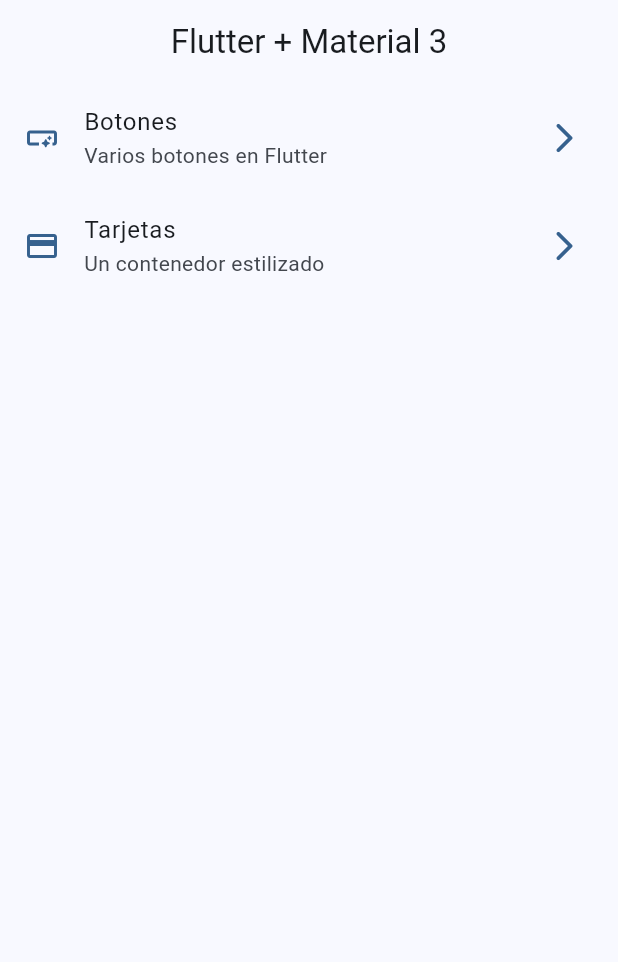
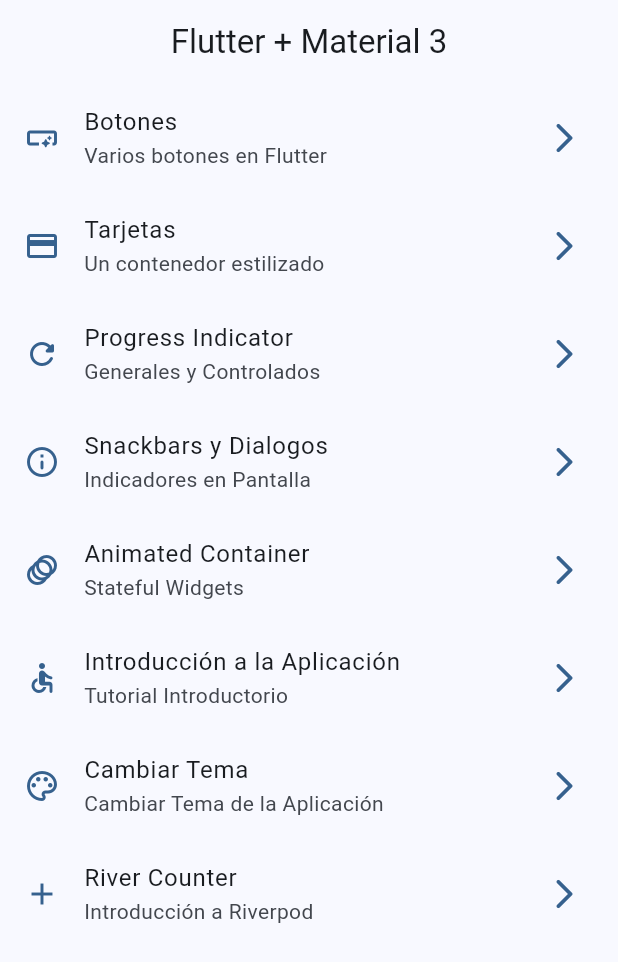
Before and after one commit to cynthia21r0/hello_app, a Flutter app: the screen it shows after launch, on a phone screen of 412 x 824 dp. Shown: the top 962 px of the screen. Run offline on Flutter 3.47's test engine with Material 3 defaults, Android fonts, the phone set to English and light mode, and no system bars; our stand-ins replace go_router.

Commit message:
feat: Pantalla de Tarjetas y Progress Indicator

```diff
--- a/lib/config/menu/menu_items.dart
+++ b/lib/config/menu/menu_items.dart
@@ -28,4 +28,46 @@ const appMenuItems = <MenuItems>[
     url: '/cards',
     icon: Icons.credit_card,
   ),
+
+  MenuItems(
+    title: 'Progress Indicator',
+    subtitle: 'Generales y Controlados',
+    url: '/progress',
+    icon: Icons.refresh_rounded,
+  ),
+
+  MenuItems(
+    title: 'Snackbars y Dialogos',
+    subtitle: 'Indicadores en Pantalla',
+    url: '/snackbars',
+    icon: Icons.info_outline_rounded,
+  ),
+
+  MenuItems(
+    title: 'Animated Container',
+    subtitle: 'Stateful Widgets',
+    url: '/animated-container',
+    icon: Icons.animation,
+  ),
+
+  MenuItems(
+    title: 'Introducción a la Aplicación',
+    subtitle: 'Tutorial Introductorio',
+    url: '/tutorial',
+    icon: Icons.accessible_rounded,
+  ),
+
+  MenuItems(
+    title: 'Cambiar Tema',
+    subtitle: 'Cambiar Tema de la Aplicación',
+    url: '/theme-changer',
+    icon: Icons.color_lens_outlined,
+  ),
+
+  MenuItems(
+    title: 'River Counter',
+    subtitle: 'Introducción a Riverpod',
+    url: '/counter-river',
+    icon: Icons.add,
+  ),
 ];
--- a/lib/config/router/app_router.dart
+++ b/lib/config/router/app_router.dart
@@ -2,6 +2,7 @@ import 'package:go_router/go_router.dart';
 import 'package:hello_app/presentation/screens/home/home_screen.dart';
 import 'package:hello_app/presentation/screens/buttons/buttons_screen.dart';
 import 'package:hello_app/presentation/screens/cards/cards_screen.dart';
+import 'package:hello_app/presentation/screens/progress/progress_screen.dart';
 
 final appRouter = GoRouter(
   initialLocation: '/',
@@ -23,5 +24,11 @@ final appRouter = GoRouter(
       name: CardsScreen.name,
       builder: (context, state) => const CardsScreen(),
     ),
+
+    GoRoute(
+      path: '/progress',
+      name: ProgressScreen.name,
+      builder: (context, state) => const ProgressScreen(),
+    ),
   ],
 );
```
Also changed, not shown: lib/presentation/screens/cards/cards_screen.dart (+188 -22 lines), lib/presentation/screens/progress/progress_screen.dart (added, +72 -0 lines).
